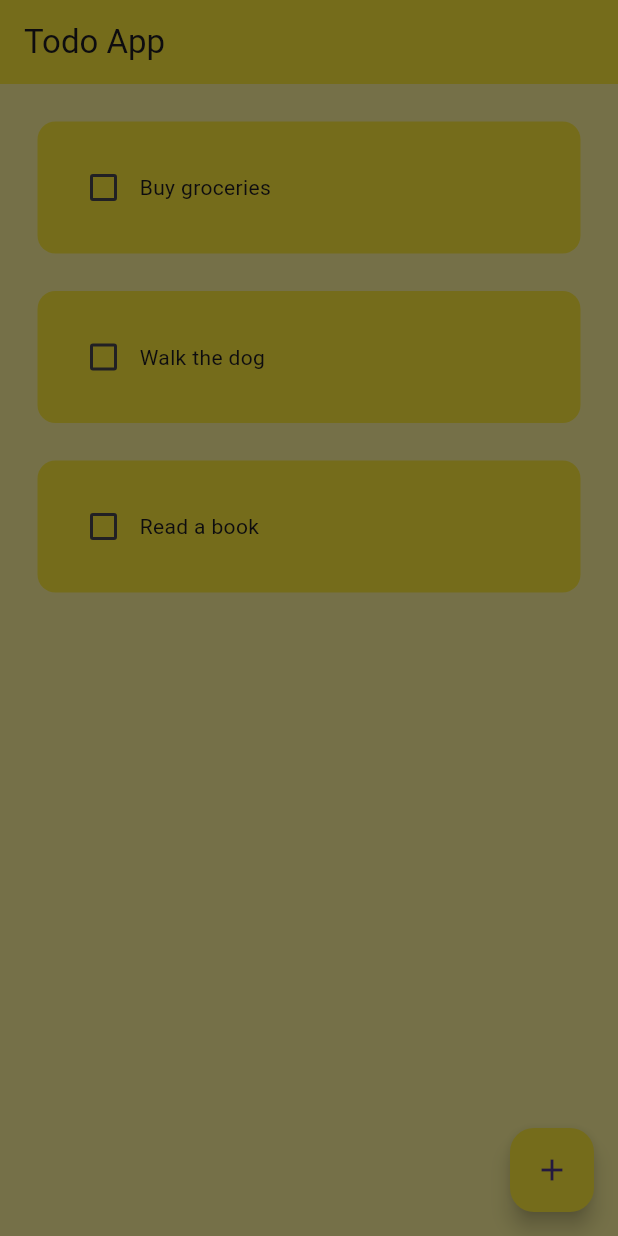
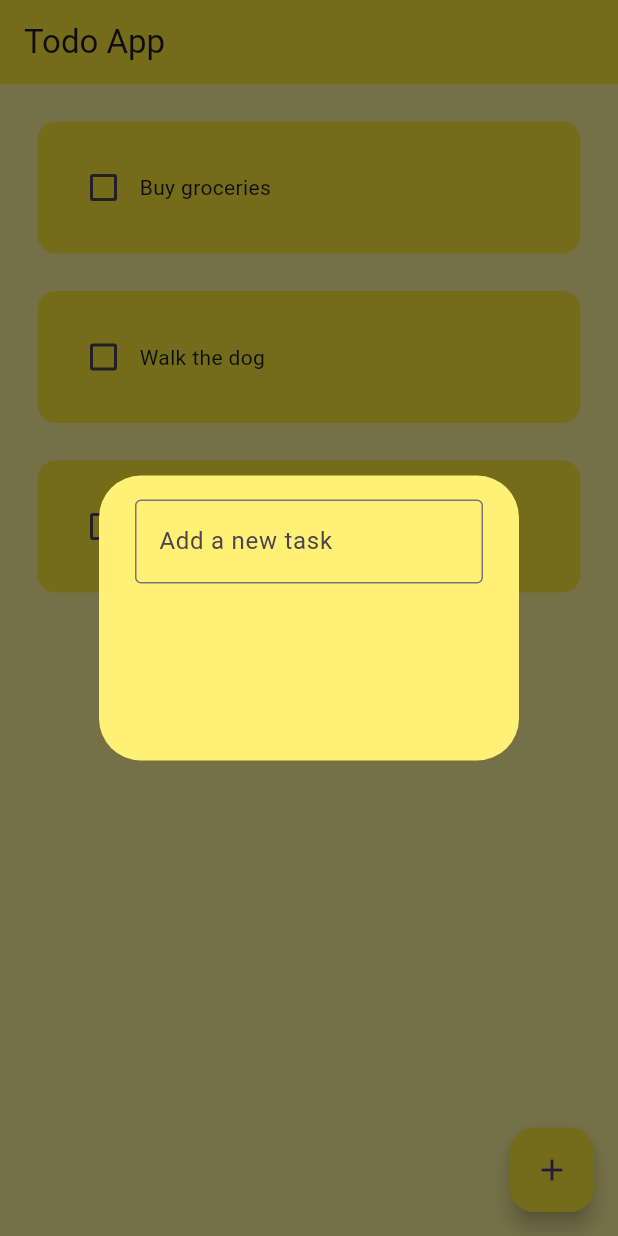
Before and after one commit to darrenak403/todo_app, a Flutter app: the screen it shows after launch, after a tap on the "add" icon, on a phone screen of 412 x 824 dp. Run offline on Flutter 3.47's test engine with Material 3 defaults, Android fonts, the phone set to English and light mode, and no system bars.

Commit message:
feat(dialog): implement custom dialog box for adding tasks
Changes:
- Create DialogBox widget for task input
- Replace AlertDialog with DialogBox in HomePage

```diff
--- a/lib/pages/home_page.dart
+++ b/lib/pages/home_page.dart
@@ -1,4 +1,5 @@
 import 'package:flutter/material.dart';
+import 'package:todo_app/util/dialog_box.dart';
 import 'package:todo_app/util/todo_tile.dart';
 
 class HomePage extends StatefulWidget {
@@ -26,7 +27,7 @@ class _HomePageState extends State<HomePage> {
     showDialog(
       context: context,
       builder: (context) {
-        return AlertDialog();
+        return DialogBox();
       },
     );
   }
--- /dev/null
+++ b/lib/util/dialog_box.dart
@@ -0,0 +1,34 @@
+import 'package:flutter/material.dart';
+
+class DialogBox extends StatelessWidget {
+  const DialogBox({super.key});
+
+  @override
+  Widget build(BuildContext context) {
+    return AlertDialog(
+      backgroundColor: Colors.yellow[300],
+      content: SizedBox(
+        height: 150,
+        child: Column(
+          children: [
+            //get user input
+            TextField(
+              decoration: InputDecoration(
+                border: OutlineInputBorder(),
+                hintText: 'Add a new task',
+              ),
+            ),
+            //buttons -> save + cancel
+            Row(
+              children: [
+                //save button
+
+                //cancel button
+              ],
+            ),
+          ],
+        ),
+      ),
+    );
+  }
+}
```
